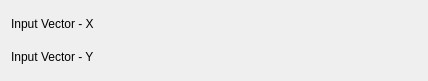
Above: src/plugins/fits/gaussian_unweighted/fitgaussian_unweightedconfig.ui from Kst-plot/kst before the change. Below: the same form after it.
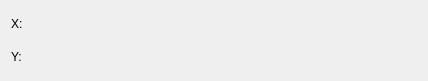
That is the form after the change. Custom widgets are drawn as their Qt base class.

```diff
--- a/src/plugins/fits/gaussian_unweighted/fitgaussian_unweightedconfig.ui
+++ b/src/plugins/fits/gaussian_unweighted/fitgaussian_unweightedconfig.ui
@@ -26,8 +26,8 @@
          <verstretch>0</verstretch>
         </sizepolicy>
        </property>
-       <property name="text" >
-        <string>Input Vector - X</string>
+       <property name="text">
+        <string>X:</string>
        </property>
        <property name="wordWrap" >
         <bool>false</bool>
@@ -56,8 +56,8 @@
          <verstretch>0</verstretch>
         </sizepolicy>
        </property>
-       <property name="text" >
-        <string>Input Vector - Y</string>
+       <property name="text">
+        <string>Y:</string>
        </property>
        <property name="wordWrap" >
         <bool>false</bool>
@@ -78,7 +78,7 @@
    </item>
   </layout>
  </widget>
- <layoutdefault spacing="6" margin="11" />
+ <layoutdefault spacing="6" margin="11"/>
  <pixmapfunction>qPixmapFromMimeSource</pixmapfunction>
  <customwidgets>
   <customwidget>
```
Left out of the diff: 43 changed lines with no effect on the pictures.
